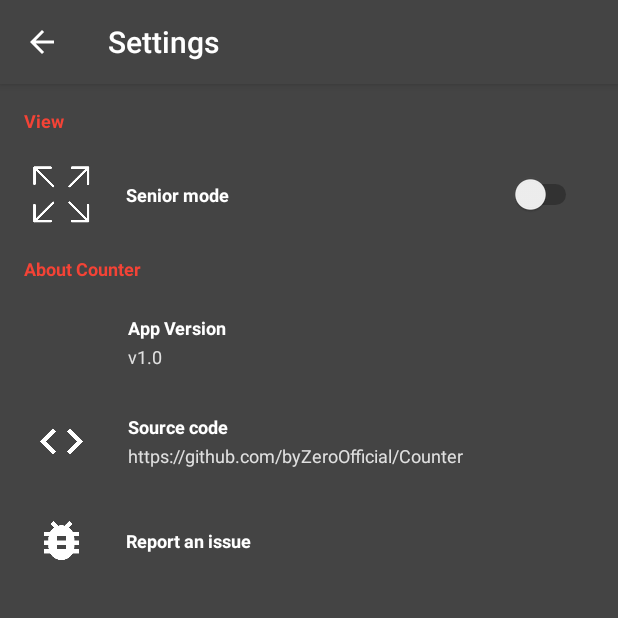
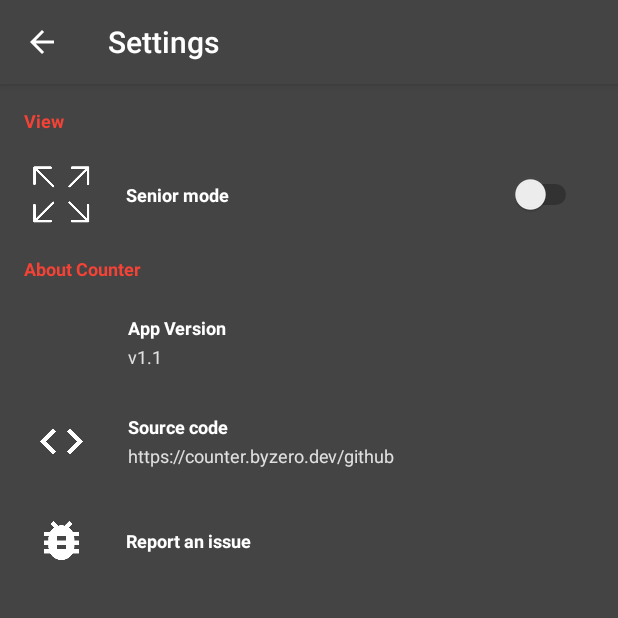
Before and after one commit to EinfachRuwen/Counter, an Android app: the SettingsActivity screen opened directly, with no data from a screen before it, after a tap on "Report an issue", on a phone screen of 412 x 824 dp, the top half of it. Run offline under Robolectric (Android 15) with nearby library versions, the phone set to English and light mode, and no system bars.

Commit message:
Link Replace

```diff
--- a/src/app/src/main/java/dev/byzero/counter/SettingsActivity.java
+++ b/src/app/src/main/java/dev/byzero/counter/SettingsActivity.java
@@ -125,7 +125,7 @@ public class SettingsActivity extends AppCompatActivity {
 			@Override
 			public void onClick(View _view) {
 				i.setAction(Intent.ACTION_VIEW);
-				i.setData(Uri.parse("https://github.com/byZeroOfficial/Counter"));
+				i.setData(Uri.parse("https://counter.byzero.dev/github"));
 				startActivity(i);
 			}
 		});
@@ -134,7 +134,7 @@ public class SettingsActivity extends AppCompatActivity {
 			@Override
 			public void onClick(View _view) {
 				i.setAction(Intent.ACTION_VIEW);
-				i.setData(Uri.parse("https://github.com/byZeroOfficial/Counter/issues"));
+				i.setData(Uri.parse("https://counter.byzero.dev/issue"));
 				startActivity(i);
 			}
 		});
--- a/src/app/src/main/res/layout/settings.xml
+++ b/src/app/src/main/res/layout/settings.xml
@@ -120,6 +120,7 @@
 						android:textSize="12sp"
 						android:textStyle="bold"
 						android:textColor="#FFFFFF"/>
+
 					<TextView
 						android:id="@+id/textview4"
 						android:layout_width="wrap_content"
@@ -128,9 +129,9 @@
 						android:paddingTop="1dp"
 						android:paddingRight="8dp"
 						android:paddingBottom="1dp"
-						android:text="v1.0"
-						android:textSize="12sp"
-						android:textColor="#E0E0E0"/>
+						android:text="v1.1"
+						android:textColor="#E0E0E0"
+						android:textSize="12sp" />
 				</LinearLayout>
 			</LinearLayout>
 			<LinearLayout
@@ -170,6 +171,7 @@
 						android:textSize="12sp"
 						android:textStyle="bold"
 						android:textColor="#FFFFFF"/>
+
 					<TextView
 						android:id="@+id/textview6"
 						android:layout_width="wrap_content"
@@ -178,9 +180,9 @@
 						android:paddingTop="1dp"
 						android:paddingRight="8dp"
 						android:paddingBottom="1dp"
-						android:text="https://github.com/byZeroOfficial/Counter"
-						android:textSize="12sp"
-						android:textColor="#E0E0E0"/>
+						android:text="https://counter.byzero.dev/github"
+						android:textColor="#E0E0E0"
+						android:textSize="12sp" />
 				</LinearLayout>
 			</LinearLayout>
 			<LinearLayout
```
